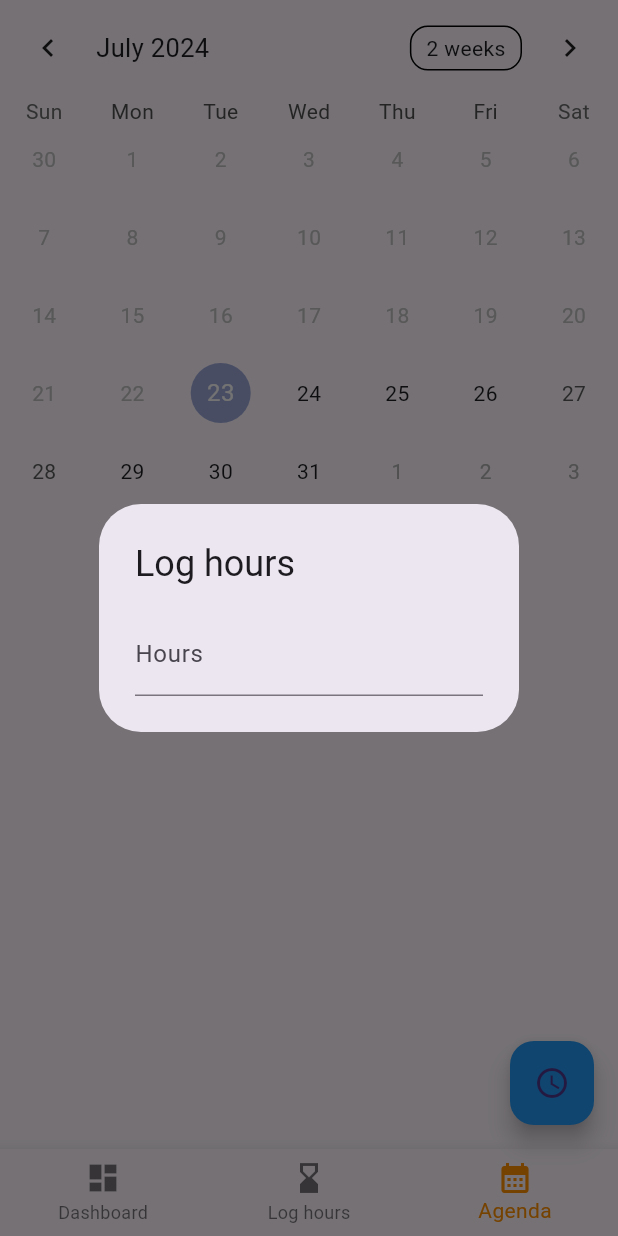
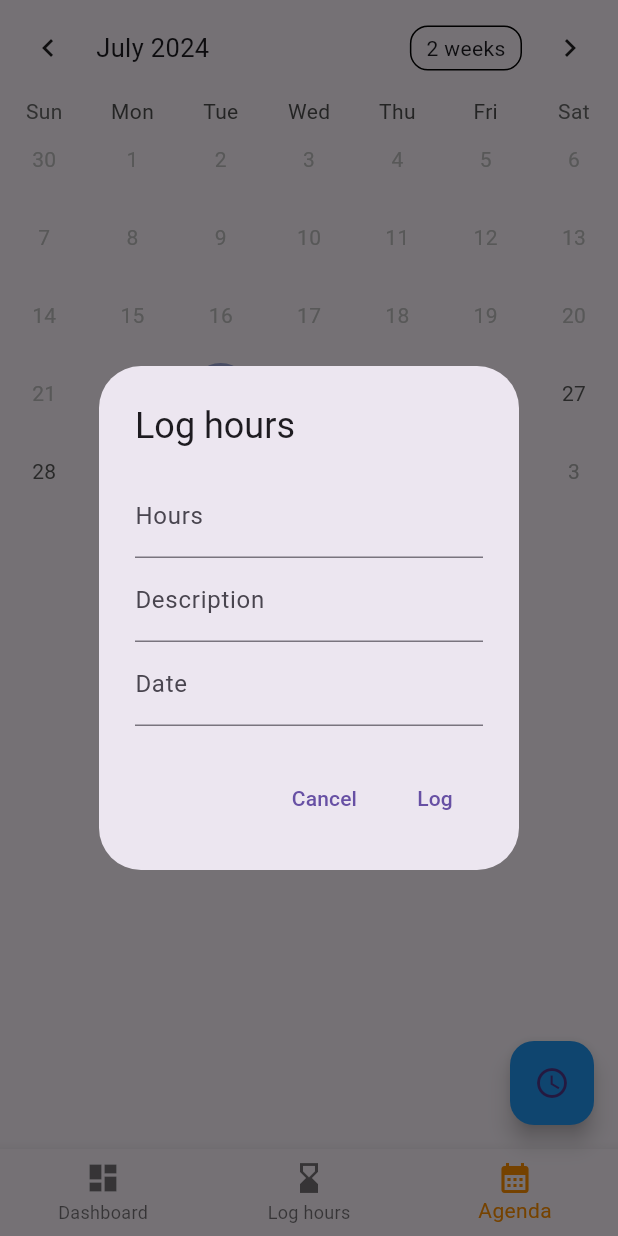
Before and after one commit to KhalilHen/time-logger_0, a Flutter app: the AgendaPage screen opened directly, item 3 of the bottom bar chosen, after a tap on the "access time" icon, on a phone screen of 412 x 824 dp. Run offline on Flutter 3.47's test engine with Material 3 defaults, Android fonts, the phone set to English and light mode, and no system bars; drawn by our look-alikes of table_calendar; our stand-ins replace firebase_auth, firebase_core; accounts and stored records are empty.

Commit message:
Create a  alertdialog that has 3 fields Date, Hours, description

```diff
--- a/lib/dialogs/log-hours-dialog.dart
+++ b/lib/dialogs/log-hours-dialog.dart
@@ -1,21 +1,29 @@
-import 'package:flutter/material.dart';
-
-
-
-
-
-class LogHoursDialog extends StatefulWidget {
+import 'package:flutter/material.dart';class LogHoursDialog extends StatefulWidget {
  const LogHoursDialog({Key? key}) : super(key: key);
   @override
  _LogHoursDialogState createState() => _LogHoursDialogState();
 }
 
 
+
 class _LogHoursDialogState extends State<LogHoursDialog> {
  final _formKey = GlobalKey<FormState>();
  final _hoursController = TextEditingController();
+final _descriptionController = TextEditingController();
+final _dateController = TextEditingController();
+
+void  logHours() {
+
+if(_formKey.currentState!.validate()) {
+//  try {}
+
+}
+
+}
 
 @override
+
+
 Widget build(BuildContext context) {
  return AlertDialog(
    title: const Text('Log hours'),
@@ -27,7 +35,6 @@ class _LogHoursDialogState extends State<LogHoursDialog> {
          TextFormField(
            controller: _hoursController,
            decoration: const InputDecoration(labelText: 'Hours'),
-              keyboardType: TextInputType.number,
            validator: (value) {
              if (value == null || value.isEmpty) {
                return 'Please enter the hours';
@@ -35,11 +42,46 @@ class _LogHoursDialogState extends State<LogHoursDialog> {
              return null;
            },
          ),
-
+         TextFormField(
+           controller: _descriptionController,
+           decoration: const InputDecoration(labelText: 'Description'),
+           validator: (value) {
+             if (value == null || value.isEmpty) {
+               return 'Please enter a description';
+             }
+             return null;
+           },
+         ),
+         TextFormField(
+           controller: _dateController,
+           decoration: const InputDecoration(labelText: 'Date'),
+           validator: (value) {
+             if (value == null || value.isEmpty) {
+               return 'Please enter a date';
+             }
+             return null;
+           },
+         ),
        ],
      ),
    ),
+   actions: <Widget>[
+     TextButton(
+       onPressed: () {
+         Navigator.of(context).pop();
+       },
+       child: const Text('Cancel'),
+     ),
+     TextButton(
+       onPressed: () {
+         if (_formKey.currentState!.validate()) {
+           Navigator.of(context).pop();
+         }
+       },
+       child: const Text('Log'),
+     ),
+   ],
+ );
 
-    );
 }
 }
```
Lines whose indentation alone changed are shown as unchanged.
